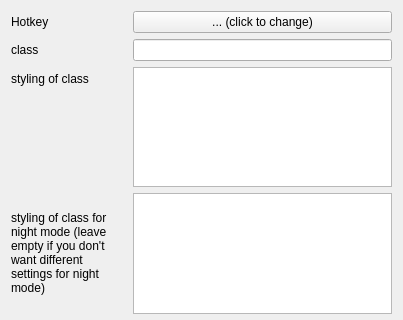
The window that designer/settings_class.ui (ijgnd/anki__editor__apply__font_color__background_color__custom_class__custom_style) describes before a commit, drawn with Qt 5; both pictures show x 0 to 403 and y 0 to 320 of the 403 by 543 pixel window.
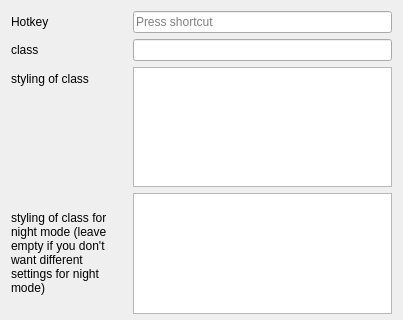
The same window after the commit.

Commit message: Replace custom shortcut dialog with QKeySequence

Patch:
```diff
--- a/designer/settings_class.ui
+++ b/designer/settings_class.ui
@@ -23,13 +23,6 @@
        </property>
       </widget>
      </item>
-     <item row="0" column="1">
-      <widget class="QPushButton" name="pb_hotkeyset">
-       <property name="text">
-        <string>... (click to change)</string>
-       </property>
-      </widget>
-     </item>
      <item row="1" column="0">
       <widget class="QLabel" name="label_7">
        <property name="text">
@@ -140,6 +133,9 @@
      <item row="10" column="1">
       <widget class="QLineEdit" name="le_tooltip_text"/>
      </item>
+     <item row="0" column="1">
+      <widget class="QKeySequenceEdit" name="hotkey"/>
+     </item>
     </layout>
    </item>
    <item row="1" column="0">
```
The commit also changes 15 other files.
